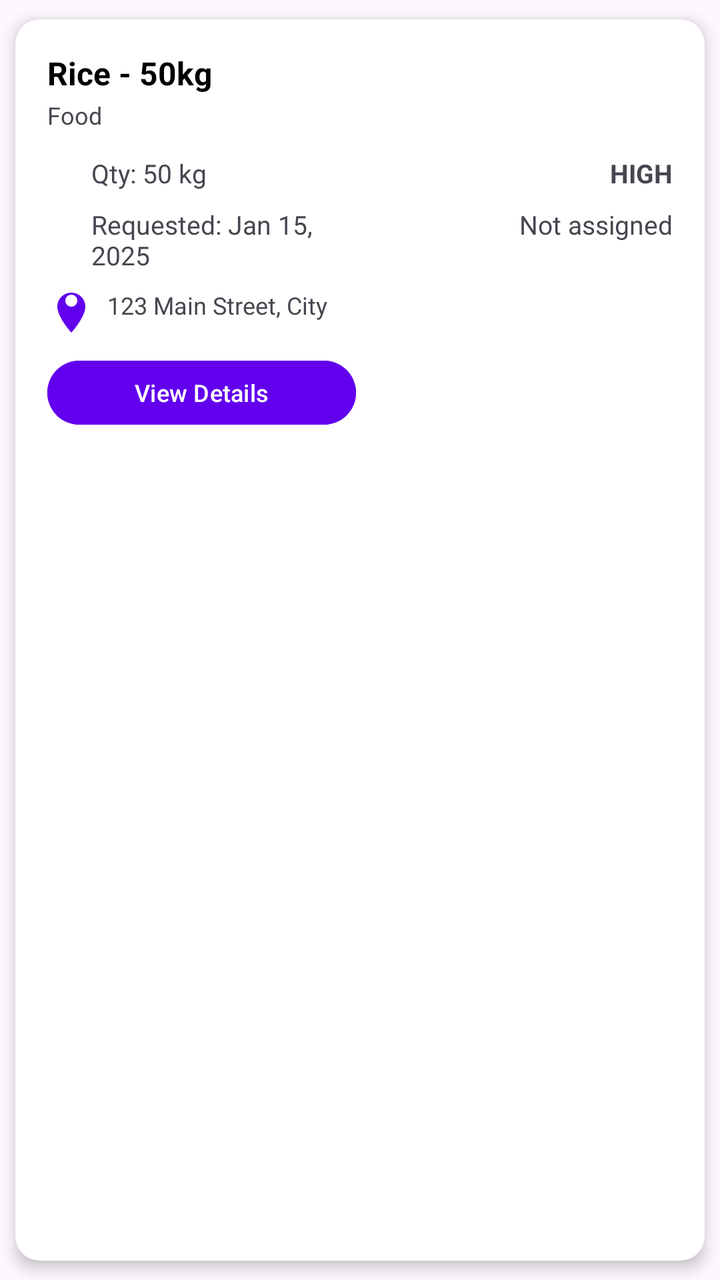
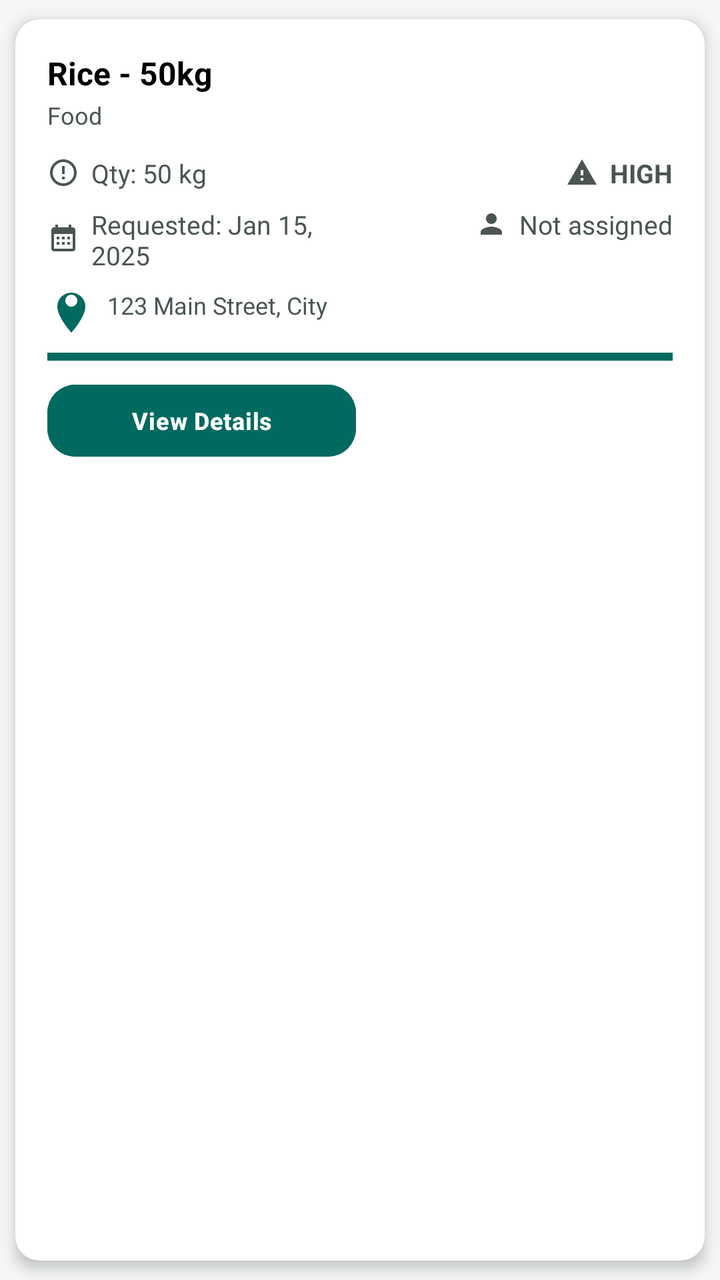

Before-and-after screenshots of an Android layout around one commit, followed by the original layout XML and the change that was made.
<!-- AndroidManifest.xml: application theme Theme.ReliefDistribution -->
<!-- res/layout/item_relief_request.xml -->
<?xml version="1.0" encoding="utf-8"?>
<androidx.cardview.widget.CardView xmlns:android="http://schemas.android.com/apk/res/android"
    xmlns:app="http://schemas.android.com/apk/res-auto"
    android:layout_width="match_parent"
    android:layout_height="wrap_content"
    android:layout_marginBottom="12dp"
    app:cardCornerRadius="12dp"
    app:cardElevation="4dp"
    app:cardUseCompatPadding="true">

    <LinearLayout
        android:layout_width="match_parent"
        android:layout_height="wrap_content"
        android:orientation="vertical"
        android:padding="16dp">

        
        <LinearLayout
            android:layout_width="match_parent"
            android:layout_height="wrap_content"
            android:layout_marginBottom="12dp"
            android:orientation="horizontal"
            android:weightSum="10">

            <LinearLayout
                android:layout_width="0dp"
                android:layout_height="wrap_content"
                android:layout_weight="7"
                android:orientation="vertical">

                <TextView
                    android:id="@+id/tvItemName"
                    android:layout_width="wrap_content"
                    android:layout_height="wrap_content"
                    android:text="Rice - 50kg"
                    android:textColor="@color/black"
                    android:textSize="16sp"
                    android:textStyle="bold" />

                <TextView
                    android:id="@+id/tvCategory"
                    android:layout_width="wrap_content"
                    android:layout_height="wrap_content"
                    android:layout_marginTop="2dp"
                    android:text="Food"
                    android:textColor="@color/dark_gray"
                    android:textSize="12sp" />
            </LinearLayout>

            <TextView
                android:id="@+id/tvStatus"
                android:layout_width="0dp"
                android:layout_height="wrap_content"
                android:layout_weight="3"
                android:gravity="end"
                android:paddingHorizontal="8dp"
                android:paddingVertical="4dp"
                android:text="PENDING"
                android:textColor="@color/white"
                android:textSize="11sp"
                android:textStyle="bold" />
        </LinearLayout>

        
        <LinearLayout
            android:layout_width="match_parent"
            android:layout_height="wrap_content"
            android:layout_marginBottom="8dp"
            android:orientation="horizontal"
            android:weightSum="10">

            <LinearLayout
                android:layout_width="0dp"
                android:layout_height="wrap_content"
                android:layout_weight="5"
                android:orientation="horizontal">

                <ImageView
                    android:layout_width="16dp"
                    android:layout_height="16dp"
                    android:layout_gravity="center_vertical"
                    android:src="@drawable/ic_quantity"
                    android:tint="@color/dark_gray" />

                <TextView
                    android:id="@+id/tvQuantity"
                    android:layout_width="wrap_content"
                    android:layout_height="wrap_content"
                    android:layout_marginStart="6dp"
                    android:text="Qty: 50 kg"
                    android:textColor="@color/dark_gray"
                    android:textSize="13sp" />
            </LinearLayout>

            <LinearLayout
                android:layout_width="0dp"
                android:layout_height="wrap_content"
                android:layout_weight="5"
                android:gravity="end"
                android:orientation="horizontal">

                <ImageView
                    android:layout_width="16dp"
                    android:layout_height="16dp"
                    android:layout_gravity="center_vertical"
                    android:src="@drawable/ic_priority"
                    android:tint="@color/dark_gray" />

                <TextView
                    android:id="@+id/tvPriority"
                    android:layout_width="wrap_content"
                    android:layout_height="wrap_content"
                    android:layout_marginStart="6dp"
                    android:text="HIGH"
                    android:textColor="@color/dark_gray"
                    android:textSize="13sp"
                    android:textStyle="bold" />
            </LinearLayout>
        </LinearLayout>

        
        <LinearLayout
            android:layout_width="match_parent"
            android:layout_height="wrap_content"
            android:layout_marginBottom="8dp"
            android:orientation="horizontal"
            android:weightSum="10">

            <LinearLayout
                android:layout_width="0dp"
                android:layout_height="wrap_content"
                android:layout_weight="5"
                android:orientation="horizontal">

                <ImageView
                    android:layout_width="16dp"
                    android:layout_height="16dp"
                    android:layout_gravity="center_vertical"
                    android:src="@drawable/ic_calendar"
                    android:tint="@color/dark_gray" />

                <TextView
                    android:id="@+id/tvDate"
                    android:layout_width="wrap_content"
                    android:layout_height="wrap_content"
                    android:layout_marginStart="6dp"
                    android:text="Requested: Jan 15, 2025"
                    android:textColor="@color/dark_gray"
                    android:textSize="13sp" />
            </LinearLayout>

            <LinearLayout
                android:layout_width="0dp"
                android:layout_height="wrap_content"
                android:layout_weight="5"
                android:gravity="end"
                android:orientation="horizontal">

                <ImageView
                    android:layout_width="16dp"
                    android:layout_height="16dp"
                    android:layout_gravity="center_vertical"
                    android:src="@drawable/ic_person"
                    android:tint="@color/dark_gray" />

                <TextView
                    android:id="@+id/tvDistributor"
                    android:layout_width="wrap_content"
                    android:layout_height="wrap_content"
                    android:layout_marginStart="6dp"
                    android:text="Not assigned"
                    android:textColor="@color/dark_gray"
                    android:textSize="13sp" />
            </LinearLayout>
        </LinearLayout>

        
        <TextView
            android:id="@+id/tvAddress"
            android:layout_width="match_parent"
            android:layout_height="wrap_content"
            android:layout_marginBottom="8dp"
            android:drawableStart="@drawable/ic_location"
            android:drawablePadding="6dp"
            android:text="123 Main Street, City"
            android:textColor="@color/dark_gray"
            android:textSize="12sp" />

        
        <TextView
            android:id="@+id/tvNotes"
            android:layout_width="match_parent"
            android:layout_height="wrap_content"
            android:layout_marginBottom="12dp"
            android:drawableStart="@drawable/ic_notes"
            android:drawablePadding="6dp"
            android:text="Urgent need for family of 5"
            android:textColor="@color/dark_gray"
            android:textSize="12sp"
            android:visibility="gone" />

        
        <LinearLayout
            android:layout_width="match_parent"
            android:layout_height="wrap_content"
            android:orientation="horizontal"
            android:weightSum="10">

            <Button
                android:id="@+id/btnViewDetails"
                android:layout_width="0dp"
                android:layout_height="40dp"
                android:layout_weight="5"
                android:layout_marginEnd="4dp"
                android:backgroundTint="@color/design_default_color_primary"
                android:text="View Details"
                android:textColor="@color/white"
                android:textSize="12sp" />

            <Button
                android:id="@+id/btnCancelRequest"
                android:layout_width="0dp"
                android:layout_height="40dp"
                android:layout_weight="5"
                android:layout_marginStart="4dp"
                android:backgroundTint="@color/design_default_color_error"
                android:text="Cancel"
                android:textColor="@color/white"
                android:textSize="12sp"
                android:visibility="gone" />
        </LinearLayout>
    </LinearLayout>
</androidx.cardview.widget.CardView>
<!-- resources referenced by this layout -->
<resources>
  <color name="black">#FF000000</color>
  <color name="white">#FFFFFFFF</color>
  <!-- drawable ic_priority (drawable) -->
  <?xml version="1.0" encoding="utf-8"?>
  <vector xmlns:android="http://schemas.android.com/apk/res/android"
      android:width="24dp"
      android:height="24dp"
      android:viewportWidth="24"
      android:viewportHeight="24">
      <path
          android:fillColor="@color/dark_gray"
          android:pathData="M1,21h22L12,2 1,21zm12,-3h-2v-2h2v2zm0,-4h-2v-4h2v4z" />
  </vector>
  <style name="Theme.ReliefDistribution" parent="Base.Theme.ReliefDistribution" />
  <style name="Base.Theme.ReliefDistribution" parent="Theme.Material3.DayNight.NoActionBar">
          <item name="colorPrimary">@color/black</item>
          <item name="colorPrimaryVariant">@color/black</item>
          <item name="colorOnPrimary">@color/black</item>
      </style>
  <!-- unchanged entries left out for length: 5 -->
</resources>

<!-- the commit's change to res/layout/item_relief_request.xml (unified diff, before → after) -->
@@ -200,6 +200,14 @@
             android:visibility="gone" />
 
         
+        <View
+            android:id="@+id/statusBadge"
+            android:layout_width="match_parent"
+            android:layout_height="4dp"
+            android:layout_marginBottom="8dp"
+            android:background="@color/primary" />
+
+        
         <LinearLayout
             android:layout_width="match_parent"
             android:layout_height="wrap_content"
@@ -209,10 +217,10 @@
             <Button
                 android:id="@+id/btnViewDetails"
                 android:layout_width="0dp"
-                android:layout_height="40dp"
-                android:layout_weight="5"
-                android:layout_marginEnd="4dp"
-                android:backgroundTint="@color/design_default_color_primary"
+                android:layout_height="44dp"
+                android:layout_weight="5"
+                android:layout_marginEnd="4dp"
+                android:backgroundTint="@color/primary"
                 android:text="View Details"
                 android:textColor="@color/white"
                 android:textSize="12sp" />
@@ -220,11 +228,59 @@
             <Button
                 android:id="@+id/btnCancelRequest"
                 android:layout_width="0dp"
-                android:layout_height="40dp"
+                android:layout_height="44dp"
                 android:layout_weight="5"
                 android:layout_marginStart="4dp"
-                android:backgroundTint="@color/design_default_color_error"
+                android:backgroundTint="@color/emergency_red"
                 android:text="Cancel"
+                android:textColor="@color/white"
+                android:textSize="12sp"
+                android:visibility="gone" />
+
+            <Button
+                android:id="@+id/btnAccept"
+                android:layout_width="0dp"
+                android:layout_height="44dp"
+                android:layout_weight="5"
+                android:layout_marginEnd="4dp"
+                android:backgroundTint="@color/primary"
+                android:text="Accept"
+                android:textColor="@color/white"
+                android:textSize="12sp"
+                android:visibility="gone" />
+
+            <Button
+                android:id="@+id/btnStartDelivery"
+                android:layout_width="0dp"
+                android:layout_height="44dp"
+                android:layout_weight="5"
+                android:layout_marginEnd="4dp"
+                android:backgroundTint="@color/primary"
+                android:text="Start Delivery"
+                android:textColor="@color/white"
+                android:textSize="12sp"
+                android:visibility="gone" />
+
+            <Button
+                android:id="@+id/btnComplete"
+                android:layout_width="0dp"
+                android:layout_height="44dp"
+                android:layout_weight="5"
+                android:layout_marginEnd="4dp"
+                android:backgroundTint="@color/status_online"
+                android:text="Complete"
+                android:textColor="@color/white"
+                android:textSize="12sp"
+                android:visibility="gone" />
+
+            <Button
+                android:id="@+id/btnViewMap"
+                android:layout_width="0dp"
+                android:layout_height="44dp"
+                android:layout_weight="5"
+                android:layout_marginStart="4dp"
+                android:backgroundTint="@color/secondary"
+                android:text="View Map"
                 android:textColor="@color/white"
                 android:textSize="12sp"
                 android:visibility="gone" />
<!-- resource entries referenced after the edit -->
@@ -1,6 +1,11 @@
 <!-- resources referenced by this layout -->
 <resources>
   <color name="black">#FF000000</color>
+  <color name="dark_gray">#4A5553</color>
+  <color name="emergency_red">#D32F2F</color>
+  <color name="primary">#006A60</color>
+  <color name="secondary">#4A635F</color>
+  <color name="status_online">#2E7D32</color>
   <color name="white">#FFFFFFFF</color>
   <!-- drawable ic_priority (drawable) -->
   <?xml version="1.0" encoding="utf-8"?>
@@ -14,11 +19,69 @@
           android:pathData="M1,21h22L12,2 1,21zm12,-3h-2v-2h2v2zm0,-4h-2v-4h2v4z" />
   </vector>
   <style name="Theme.ReliefDistribution" parent="Base.Theme.ReliefDistribution" />
+  <color name="design_default_color_primary">#006A60</color>
   <style name="Base.Theme.ReliefDistribution" parent="Theme.Material3.DayNight.NoActionBar">
-          <item name="colorPrimary">@color/black</item>
-          <item name="colorPrimaryVariant">@color/black</item>
-          <item name="colorOnPrimary">@color/black</item>
+          
+          <item name="colorPrimary">@color/primary</item>
+          <item name="colorOnPrimary">@color/on_primary</item>
+          <item name="colorPrimaryContainer">@color/primary_container</item>
+          <item name="colorOnPrimaryContainer">@color/on_primary_container</item>
+  
+          
+          <item name="colorSecondary">@color/secondary</item>
+          <item name="colorOnSecondary">@color/on_secondary</item>
+  
+          
+          <item name="android:windowBackground">@color/background</item>
+          <item name="colorSurface">@color/surface</item>
+          <item name="colorOnSurface">@color/on_surface</item>
+          <item name="colorSurfaceVariant">@color/surface_variant</item>
+          <item name="colorOnSurfaceVariant">@color/on_surface_variant</item>
+  
+          
+          <item name="colorError">@color/emergency_red</item>
+          <item name="colorOnError">@color/on_emergency</item>
+  
+          
+          <item name="android:statusBarColor">@color/primary</item>
+          <item name="android:windowLightStatusBar">false</item>
+          <item name="android:navigationBarColor">@color/surface</item>
+          <item name="android:windowLightNavigationBar" tools:targetApi="27">true</item>
+  
+          
+          <item name="materialCardViewStyle">@style/Widget.Relief.CardView</item>
+          <item name="materialButtonStyle">@style/Widget.Relief.Button.Primary</item>
       </style>
+  <color name="on_primary">#FFFFFF</color>
+  <color name="primary_container">#CCE8E3</color>
+  <color name="on_primary_container">#00201D</color>
+  <color name="on_secondary">#FFFFFF</color>
+  <color name="background">#F4F7F6</color>
+  <color name="surface">#FFFFFF</color>
+  <color name="on_surface">#191C1C</color>
+  <color name="surface_variant">#EAEFED</color>
+  <color name="on_surface_variant">#3F4947</color>
+  <color name="on_emergency">#FFFFFF</color>
+  <style name="Widget.Relief.CardView" parent="Widget.Material3.CardView.Elevated">
+          <item name="cardCornerRadius">@dimen/card_corner_radius</item>
+          <item name="cardElevation">4dp</item>
+          <item name="cardBackgroundColor">@color/card_surface</item>
+          <item name="strokeColor">@color/card_stroke</item>
+          <item name="strokeWidth">1dp</item>
+      </style>
+  <style name="Widget.Relief.Button.Primary" parent="Widget.Material3.Button">
+          <item name="cornerRadius">@dimen/button_corner_radius</item>
+          <item name="backgroundTint">@color/primary</item>
+          <item name="android:textColor">@color/on_primary</item>
+          <item name="android:textStyle">bold</item>
+          <item name="android:minHeight">@dimen/button_height</item>
+          <item name="android:letterSpacing">0.02</item>
+      </style>
+  <dimen name="card_corner_radius">20dp</dimen>
+  <color name="card_surface">#FFFFFF</color>
+  <color name="card_stroke">#E0EAE7</color>
+  <dimen name="button_corner_radius">14dp</dimen>
+  <dimen name="button_height">54dp</dimen>
   <!-- unchanged entries left out for length: 5 -->
 </resources>
 
